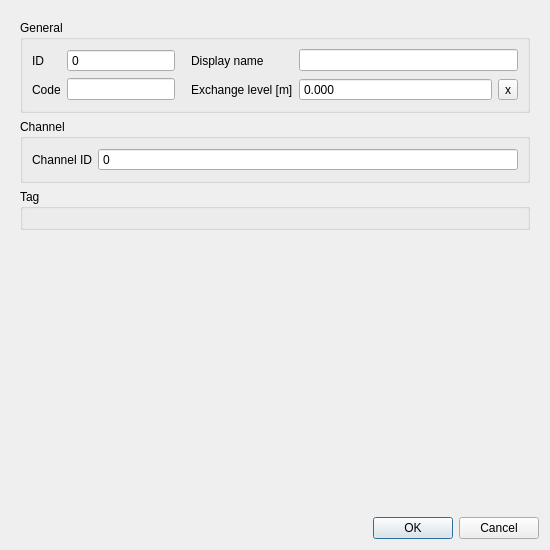
Above: threedi_schematisation_editor/forms/ui/exchange_line.ui from nens/threedi-schematisation-editor before the change. Below: the same form after it.
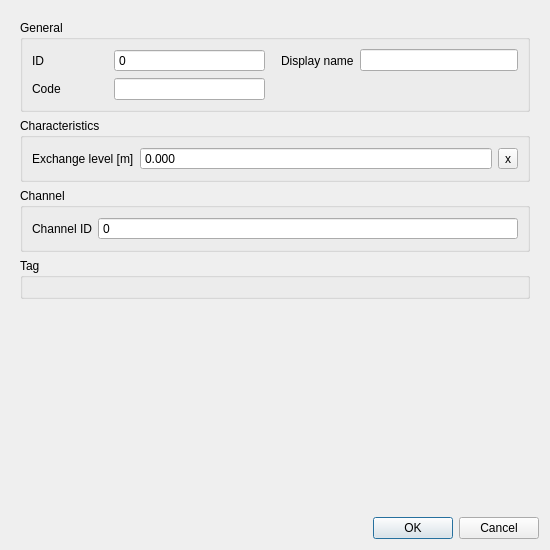
That is the form after the change.

Patch:
```diff
--- a/threedi_schematisation_editor/forms/ui/exchange_line.ui
+++ b/threedi_schematisation_editor/forms/ui/exchange_line.ui
@@ -33,19 +33,24 @@
       </property>
       <layout class="QGridLayout" name="gridLayout_2">
        <item row="3" column="0">
-        <spacer name="verticalSpacer">
-         <property name="orientation">
-          <enum>Qt::Vertical</enum>
+        <widget class="QGroupBox" name="grp_tag">
+         <property name="font">
+          <font>
+           <weight>50</weight>
+           <bold>false</bold>
+          </font>
          </property>
-         <property name="sizeHint" stdset="0">
-          <size>
-           <width>20</width>
-           <height>40</height>
-          </size>
+         <property name="title">
+          <string>Tag</string>
          </property>
-        </spacer>
+         <layout class="QGridLayout" name="gridLayout_16">
+          <item row="0" column="0" colspan="2">
+           <layout class="QHBoxLayout" name="tags_layout"/>
+          </item>
+         </layout>
+        </widget>
        </item>
-       <item row="1" column="0">
+       <item row="2" column="0">
         <widget class="QGroupBox" name="grp_channel">
          <property name="locale">
           <locale language="English" country="UnitedStates"/>
@@ -138,13 +143,6 @@
             </property>
            </widget>
           </item>
-          <item row="1" column="5">
-           <widget class="QToolButton" name="exchange_level_clear">
-            <property name="text">
-             <string>x</string>
-            </property>
-           </widget>
-          </item>
           <item row="0" column="0">
            <widget class="QLabel" name="label_24">
             <property name="text">
@@ -155,56 +153,6 @@
             </property>
            </widget>
           </item>
-          <item row="1" column="4">
-           <widget class="QDoubleSpinBox" name="exchange_level">
-            <property name="sizePolicy">
-             <sizepolicy hsizetype="Expanding" vsizetype="Fixed">
-              <horstretch>0</horstretch>
-              <verstretch>0</verstretch>
-             </sizepolicy>
-            </property>
-            <property name="locale">
-             <locale language="English" country="UnitedStates"/>
-            </property>
-            <property name="buttonSymbols">
-             <enum>QAbstractSpinBox::NoButtons</enum>
-            </property>
-            <property name="decimals">
-             <number>3</number>
-            </property>
-            <property name="minimum">
-             <double>-99999999.000000000000000</double>
-            </property>
-            <property name="maximum">
-             <double>1000000.000000000000000</double>
-            </property>
-            <property name="showClearButton" stdset="0">
-             <bool>true</bool>
-            </property>
-            <property name="clearValue" stdset="0">
-             <bool>true</bool>
-            </property>
-            <property name="expressionsEnabled" stdset="0">
-             <bool>true</bool>
-            </property>
-           </widget>
-          </item>
-          <item row="1" column="3">
-           <widget class="QLabel" name="label_6">
-            <property name="locale">
-             <locale language="English" country="UnitedStates"/>
-            </property>
-            <property name="text">
-             <string>Exchange level [m]</string>
-            </property>
-            <property name="alignment">
-             <set>Qt::AlignLeading|Qt::AlignLeft|Qt::AlignVCenter</set>
-            </property>
-            <property name="indent">
-             <number>10</number>
-            </property>
-           </widget>
-          </item>
           <item row="1" column="0">
            <widget class="QLabel" name="label_23">
             <property name="text">
@@ -266,20 +214,81 @@
          </layout>
         </widget>
        </item>
-       <item row="2" column="0">
-        <widget class="QGroupBox" name="grp_tag">
-         <property name="font">
-          <font>
-           <weight>50</weight>
-           <bold>false</bold>
-          </font>
+       <item row="4" column="0">
+        <spacer name="verticalSpacer">
+         <property name="orientation">
+          <enum>Qt::Vertical</enum>
          </property>
+         <property name="sizeHint" stdset="0">
+          <size>
+           <width>20</width>
+           <height>40</height>
+          </size>
+         </property>
+        </spacer>
+       </item>
+       <item row="1" column="0">
+        <widget class="QGroupBox" name="grp_characteristics">
          <property name="title">
-          <string>Tag</string>
+          <string>Characteristics</string>
          </property>
-         <layout class="QGridLayout" name="gridLayout_16">
-          <item row="0" column="0" colspan="2">
-           <layout class="QHBoxLayout" name="tags_layout"/>
+         <layout class="QGridLayout" name="gridLayout_3">
+          <item row="0" column="0">
+           <widget class="QLabel" name="label_6">
+            <property name="locale">
+             <locale language="English" country="UnitedStates"/>
+            </property>
+            <property name="text">
+             <string>Exchange level [m]</string>
+            </property>
+            <property name="alignment">
+             <set>Qt::AlignLeading|Qt::AlignLeft|Qt::AlignVCenter</set>
+            </property>
+            <property name="indent">
+             <number>-1</number>
+            </property>
+           </widget>
+          </item>
+          <item row="0" column="1">
+           <widget class="QDoubleSpinBox" name="exchange_level">
+            <property name="sizePolicy">
+             <sizepolicy hsizetype="Expanding" vsizetype="Fixed">
+              <horstretch>0</horstretch>
+              <verstretch>0</verstretch>
+             </sizepolicy>
+            </property>
+            <property name="locale">
+             <locale language="English" country="UnitedStates"/>
+            </property>
+            <property name="buttonSymbols">
+             <enum>QAbstractSpinBox::NoButtons</enum>
+            </property>
+            <property name="decimals">
+             <number>3</number>
+            </property>
+            <property name="minimum">
+             <double>-99999999.000000000000000</double>
+            </property>
+            <property name="maximum">
+             <double>1000000.000000000000000</double>
+            </property>
+            <property name="showClearButton" stdset="0">
+             <bool>true</bool>
+            </property>
+            <property name="clearValue" stdset="0">
+             <bool>true</bool>
+            </property>
+            <property name="expressionsEnabled" stdset="0">
+             <bool>true</bool>
+            </property>
+           </widget>
+          </item>
+          <item row="0" column="2">
+           <widget class="QToolButton" name="exchange_level_clear">
+            <property name="text">
+             <string>x</string>
+            </property>
+           </widget>
           </item>
          </layout>
         </widget>
```
